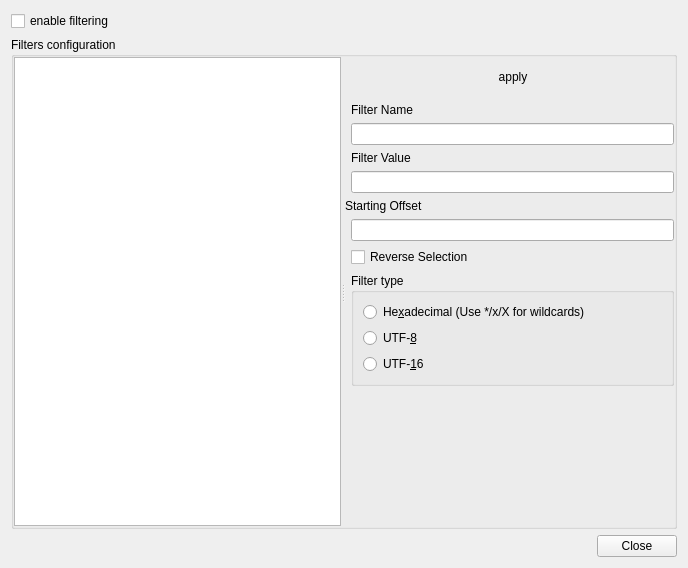
Old version of the form gui/tabs/packetanalyser/filterdialog.ui in the repository metrodango/pip3line.
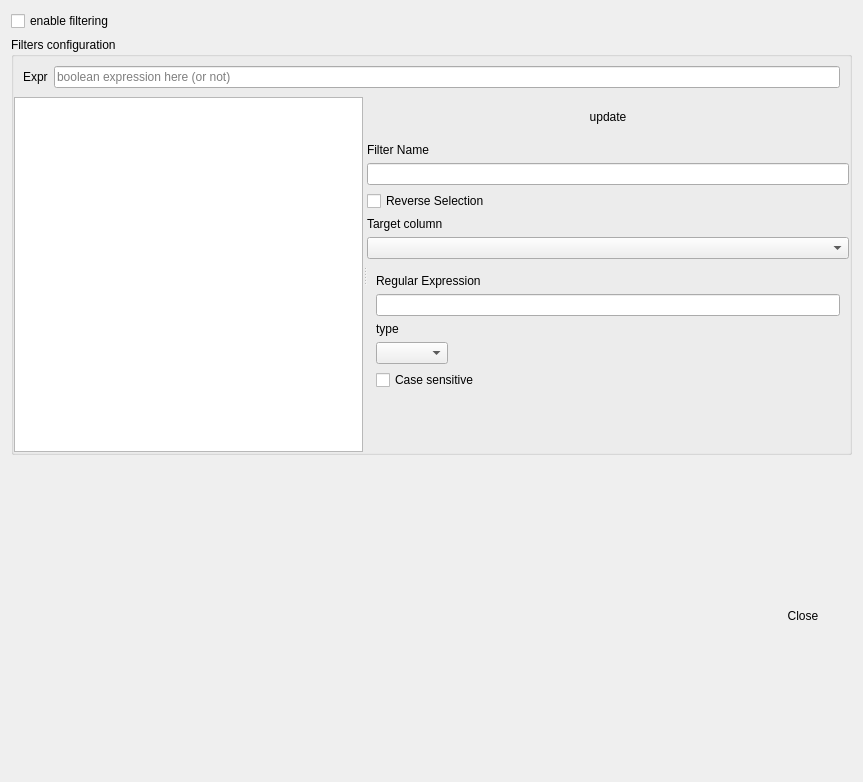
New version of the form. The open tabs and pages were chosen to show the change. Icons and pictures are not drawn.

```diff
--- a/gui/tabs/packetanalyser/filterdialog.ui
+++ b/gui/tabs/packetanalyser/filterdialog.ui
@@ -6,8 +6,8 @@
    <rect>
     <x>0</x>
     <y>0</y>
-    <width>688</width>
-    <height>568</height>
+    <width>863</width>
+    <height>782</height>
    </rect>
   </property>
   <property name="windowTitle">
@@ -45,82 +45,38 @@
       <property name="bottomMargin">
        <number>0</number>
       </property>
+      <item>
+       <widget class="QWidget" name="exprWidget" native="true">
+        <layout class="QHBoxLayout" name="horizontalLayout_2">
+         <item>
+          <widget class="QLabel" name="exprLabel">
+           <property name="text">
+            <string>Expr</string>
+           </property>
+          </widget>
+         </item>
+         <item>
+          <widget class="QLineEdit" name="booleanExprLineEdit">
+           <property name="toolTip">
+            <string>&lt;html&gt;&lt;head/&gt;&lt;body&gt;&lt;p&gt;Boolean expression using the defined filters as operands.&lt;/p&gt;&lt;p&gt;Parenthesis allowed : (  )&lt;/p&gt;&lt;p&gt;Allowed boolean operators: AND, OR, XOR, NOT&lt;/p&gt;&lt;p&gt;NOT operator has precedence over the binary ones.&lt;/p&gt;&lt;p&gt;Binary operators are evaluated in order of appearance. In doubt use parenthesis.&lt;/p&gt;&lt;p&gt;If no expression is provided, the result is produced by using a simple AND evaluation.&lt;/p&gt;&lt;/body&gt;&lt;/html&gt;</string>
+           </property>
+           <property name="placeholderText">
+            <string>boolean expression here (or not)</string>
+           </property>
+          </widget>
+         </item>
+        </layout>
+       </widget>
+      </item>
       <item>
        <widget class="QSplitter" name="splitter">
         <property name="orientation">
          <enum>Qt::Horizontal</enum>
         </property>
         <widget class="QListWidget" name="filtersListWidget"/>
-        <widget class="QWidget" name="widget" native="true">
-         <layout class="QFormLayout" name="formLayout">
-          <item row="1" column="1">
-           <widget class="QLabel" name="filterNameLabel">
-            <property name="text">
-             <string>Filter Name</string>
-            </property>
-           </widget>
-          </item>
-          <item row="2" column="1">
-           <widget class="QLineEdit" name="filterNameLineEdit"/>
-          </item>
-          <item row="3" column="1">
-           <widget class="QLabel" name="filterLabel">
-            <property name="text">
-             <string>Filter Value</string>
-            </property>
-           </widget>
-          </item>
-          <item row="5" column="1">
-           <widget class="QLineEdit" name="filterLineEdit"/>
-          </item>
-          <item row="6" column="0" colspan="2">
-           <widget class="QLabel" name="startingOffsetLabel">
-            <property name="text">
-             <string>Starting Offset</string>
-            </property>
-           </widget>
-          </item>
-          <item row="7" column="1">
-           <widget class="QLineEdit" name="startOffsetLineEdit"/>
-          </item>
-          <item row="10" column="1">
-           <widget class="QCheckBox" name="reverseCheckBox">
-            <property name="text">
-             <string>Reverse Selection</string>
-            </property>
-           </widget>
-          </item>
-          <item row="11" column="1">
-           <widget class="QGroupBox" name="FilterGroupBox">
-            <property name="title">
-             <string>Filter type</string>
-            </property>
-            <layout class="QVBoxLayout" name="verticalLayout">
-             <item>
-              <widget class="QRadioButton" name="hexaRadioButton">
-               <property name="text">
-                <string>He&amp;xadecimal (Use */x/X for wildcards)</string>
-               </property>
-              </widget>
-             </item>
-             <item>
-              <widget class="QRadioButton" name="utf8RadioButton">
-               <property name="text">
-                <string>UTF-&amp;8</string>
-               </property>
-              </widget>
-             </item>
-             <item>
-              <widget class="QRadioButton" name="utf16RadioButton">
-               <property name="text">
-                <string>UTF-&amp;16</string>
-               </property>
-              </widget>
-             </item>
-            </layout>
-           </widget>
-          </item>
-          <item row="0" column="1">
+        <widget class="QWidget" name="filtersWidget" native="true">
+         <layout class="QVBoxLayout" name="verticalLayout_3">
+          <item>
            <widget class="QWidget" name="actionButtonWidget" native="true">
             <layout class="QHBoxLayout" name="horizontalLayout">
              <item>
@@ -159,7 +115,7 @@
              <item>
               <widget class="QPushButton" name="applyPushButton">
                <property name="text">
-                <string>apply</string>
+                <string>update</string>
                </property>
                <property name="flat">
                 <bool>true</bool>
@@ -202,6 +158,279 @@
             </layout>
            </widget>
           </item>
+          <item>
+           <widget class="QLabel" name="filterNameLabel">
+            <property name="text">
+             <string>Filter Name</string>
+            </property>
+           </widget>
+          </item>
+          <item>
+           <widget class="QLineEdit" name="filterNameLineEdit"/>
+          </item>
+          <item>
+           <widget class="QCheckBox" name="reverseCheckBox">
+            <property name="text">
+             <string>Reverse Selection</string>
+            </property>
+           </widget>
+          </item>
+          <item>
+           <widget class="QLabel" name="columnLabel">
+            <property name="text">
+             <string>Target column</string>
+            </property>
+           </widget>
+          </item>
+          <item>
+           <widget class="QComboBox" name="columnComboBox"/>
+          </item>
+          <item>
+           <widget class="QStackedWidget" name="stackedWidget">
+            <property name="currentIndex">
+             <number>3</number>
+            </property>
+            <widget class="QWidget" name="directionPage">
+             <layout class="QHBoxLayout" name="horizontalLayout_5">
+              <item>
+               <widget class="QLabel" name="directionLabel">
+                <property name="text">
+                 <string>Direction</string>
+                </property>
+               </widget>
+              </item>
+              <item>
+               <widget class="QComboBox" name="directionComboBox">
+                <property name="sizePolicy">
+                 <sizepolicy hsizetype="Maximum" vsizetype="Fixed">
+                  <horstretch>0</horstretch>
+                  <verstretch>0</verstretch>
+                 </sizepolicy>
+                </property>
+               </widget>
+              </item>
+             </layout>
+            </widget>
+            <widget class="QWidget" name="timestampPage">
+             <layout class="QVBoxLayout" name="verticalLayout_5">
+              <item>
+               <widget class="QCheckBox" name="afterCheckBox">
+                <property name="text">
+                 <string>Only after</string>
+                </property>
+               </widget>
+              </item>
+              <item>
+               <widget class="QDateTimeEdit" name="afterDateTimeEdit">
+                <property name="calendarPopup">
+                 <bool>true</bool>
+                </property>
+                <property name="timeSpec">
+                 <enum>Qt::TimeZone</enum>
+                </property>
+               </widget>
+              </item>
+              <item>
+               <widget class="QCheckBox" name="beforeCheckBox">
+                <property name="text">
+                 <string>Not before</string>
+                </property>
+               </widget>
+              </item>
+              <item>
+               <widget class="QDateTimeEdit" name="beforeDateTimeEdit">
+                <property name="calendarPopup">
+                 <bool>true</bool>
+                </property>
+                <property name="timeSpec">
+                 <enum>Qt::TimeZone</enum>
+                </property>
+               </widget>
+              </item>
+              <item>
+               <spacer name="verticalSpacer_2">
+                <property name="orientation">
+                 <enum>Qt::Vertical</enum>
+                </property>
+                <property name="sizeHint" stdset="0">
+                 <size>
+                  <width>20</width>
+                  <height>40</height>
+                 </size>
+                </property>
+               </spacer>
+              </item>
+             </layout>
+            </widget>
+            <widget class="QWidget" name="dataPage">
+             <layout class="QFormLayout" name="formLayout">
+              <item row="0" column="0">
+               <widget class="QLabel" name="filterLabel">
+                <property name="text">
+                 <string>Search for</string>
+                </property>
+               </widget>
+              </item>
+              <item row="0" column="1">
+               <widget class="QLineEdit" name="filterLineEdit"/>
+              </item>
+              <item row="1" column="1">
+               <widget class="QGroupBox" name="FilterGroupBox">
+                <property name="title">
+                 <string>Filter type</string>
+                </property>
+                <layout class="QVBoxLayout" name="verticalLayout">
+                 <item>
+                  <widget class="QRadioButton" name="hexaRadioButton">
+                   <property name="text">
+                    <string>He&amp;xadecimal (Use */x/X for wildcards)</string>
+                   </property>
+                  </widget>
+                 </item>
+                 <item>
+                  <widget class="QRadioButton" name="utf8RadioButton">
+                   <property name="text">
+                    <string>UTF-&amp;8</string>
+                   </property>
+                  </widget>
+                 </item>
+                 <item>
+                  <widget class="QRadioButton" name="utf16RadioButton">
+                   <property name="text">
+                    <string>UTF-&amp;16</string>
+                   </property>
+                  </widget>
+                 </item>
+                </layout>
+               </widget>
+              </item>
+              <item row="2" column="1">
+               <widget class="QLineEdit" name="startOffsetLineEdit"/>
+              </item>
+              <item row="2" column="0">
+               <widget class="QLabel" name="startingOffsetLabel">
+                <property name="text">
+                 <string>Starting Offset</string>
+                </property>
+               </widget>
+              </item>
+             </layout>
+            </widget>
+            <widget class="QWidget" name="lengthPage">
+             <layout class="QHBoxLayout" name="horizontalLayout_4">
+              <item>
+               <widget class="QLabel" name="packetLengthLabel">
+                <property name="text">
+                 <string>Packet length</string>
+                </property>
+               </widget>
+              </item>
+              <item>
+               <widget class="QComboBox" name="lengthOpComboBox">
+                <property name="sizePolicy">
+                 <sizepolicy hsizetype="Maximum" vsizetype="Fixed">
+                  <horstretch>0</horstretch>
+                  <verstretch>0</verstretch>
+                 </sizepolicy>
+                </property>
+               </widget>
+              </item>
+              <item>
+               <widget class="QSpinBox" name="lengthSpinBox">
+                <property name="maximum">
+                 <number>100000000</number>
+                </property>
+                <property name="singleStep">
+                 <number>100</number>
+                </property>
+               </widget>
+              </item>
+             </layout>
+            </widget>
+            <widget class="QWidget" name="cidPage">
+             <layout class="QVBoxLayout" name="verticalLayout_7">
+              <item>
+               <widget class="QLabel" name="cidLabel">
+                <property name="text">
+                 <string>CIDs</string>
+                </property>
+               </widget>
+              </item>
+              <item>
+               <widget class="QLineEdit" name="cidLineEdit">
+                <property name="placeholderText">
+                 <string>CID numbers, separated by commas</string>
+                </property>
+               </widget>
+              </item>
+              <item>
+               <spacer name="verticalSpacer_3">
+                <property name="orientation">
+                 <enum>Qt::Vertical</enum>
+                </property>
+                <property name="sizeHint" stdset="0">
+                 <size>
+                  <width>20</width>
+                  <height>40</height>
+                 </size>
+                </property>
+               </spacer>
+              </item>
+             </layout>
+            </widget>
+            <widget class="QWidget" name="textPage">
+             <layout class="QVBoxLayout" name="verticalLayout_6">
+              <item>
+               <widget class="QLabel" name="regexpLabel">
+                <property name="text">
+                 <string>Regular Expression</string>
+                </property>
+               </widget>
+              </item>
+              <item>
+               <widget class="QLineEdit" name="regexpLineEdit"/>
+              </item>
+              <item>
+               <widget class="QLabel" name="regexpTypeLabel">
+                <property name="text">
+                 <string>type</string>
+                </property>
+               </widget>
+              </item>
+              <item>
+               <widget class="QComboBox" name="regexpTypeComboBox">
+                <property name="sizePolicy">
+                 <sizepolicy hsizetype="Maximum" vsizetype="Fixed">
+                  <horstretch>0</horstretch>
+                  <verstretch>0</verstretch>
+                 </sizepolicy>
+                </property>
+               </widget>
+              </item>
+              <item>
+               <widget class="QCheckBox" name="caseSensitiveCheckBox">
+                <property name="text">
+                 <string>Case sensitive</string>
+                </property>
+               </widget>
+              </item>
+              <item>
+               <spacer name="verticalSpacer">
+                <property name="orientation">
+                 <enum>Qt::Vertical</enum>
+                </property>
+                <property name="sizeHint" stdset="0">
+                 <size>
+                  <width>20</width>
+                  <height>40</height>
+                 </size>
+                </property>
+               </spacer>
+              </item>
+             </layout>
+            </widget>
+           </widget>
+          </item>
          </layout>
         </widget>
        </widget>
@@ -210,13 +439,35 @@
     </widget>
    </item>
    <item>
-    <widget class="QDialogButtonBox" name="buttonBox">
-     <property name="orientation">
-      <enum>Qt::Horizontal</enum>
-     </property>
-     <property name="standardButtons">
-      <set>QDialogButtonBox::Close</set>
-     </property>
+    <widget class="QWidget" name="bottomWidget" native="true">
+     <layout class="QHBoxLayout" name="horizontalLayout_3">
+      <item>
+       <widget class="QLabel" name="errorLabel">
+        <property name="styleSheet">
+         <string notr="true">color: rgb(255, 0, 0);</string>
+        </property>
+        <property name="text">
+         <string/>
+        </property>
+       </widget>
+      </item>
+      <item>
+       <widget class="QPushButton" name="closePushButton">
+        <property name="sizePolicy">
+         <sizepolicy hsizetype="Maximum" vsizetype="Fixed">
+          <horstretch>0</horstretch>
+          <verstretch>0</verstretch>
+         </sizepolicy>
+        </property>
+        <property name="text">
+         <string>Close</string>
+        </property>
+        <property name="flat">
+         <bool>true</bool>
+        </property>
+       </widget>
+      </item>
+     </layout>
     </widget>
    </item>
   </layout>
```
Left out of the diff: 35 changed lines with no effect on the pictures.
